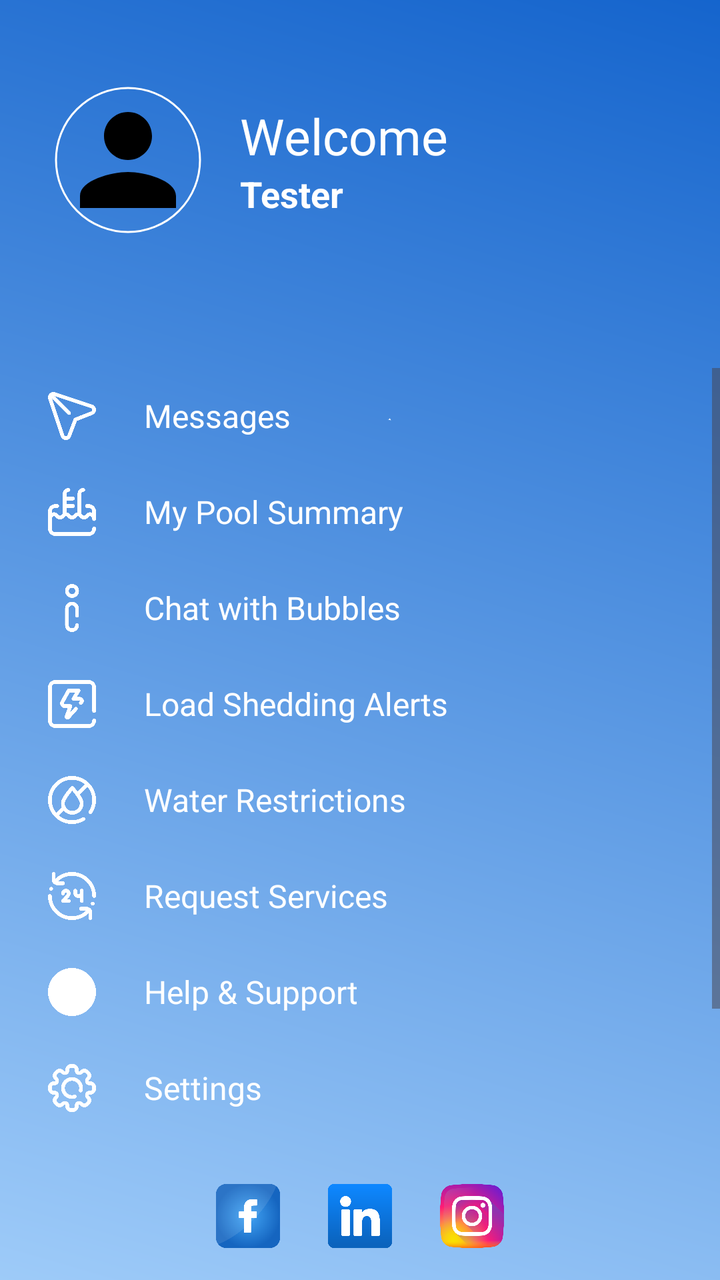
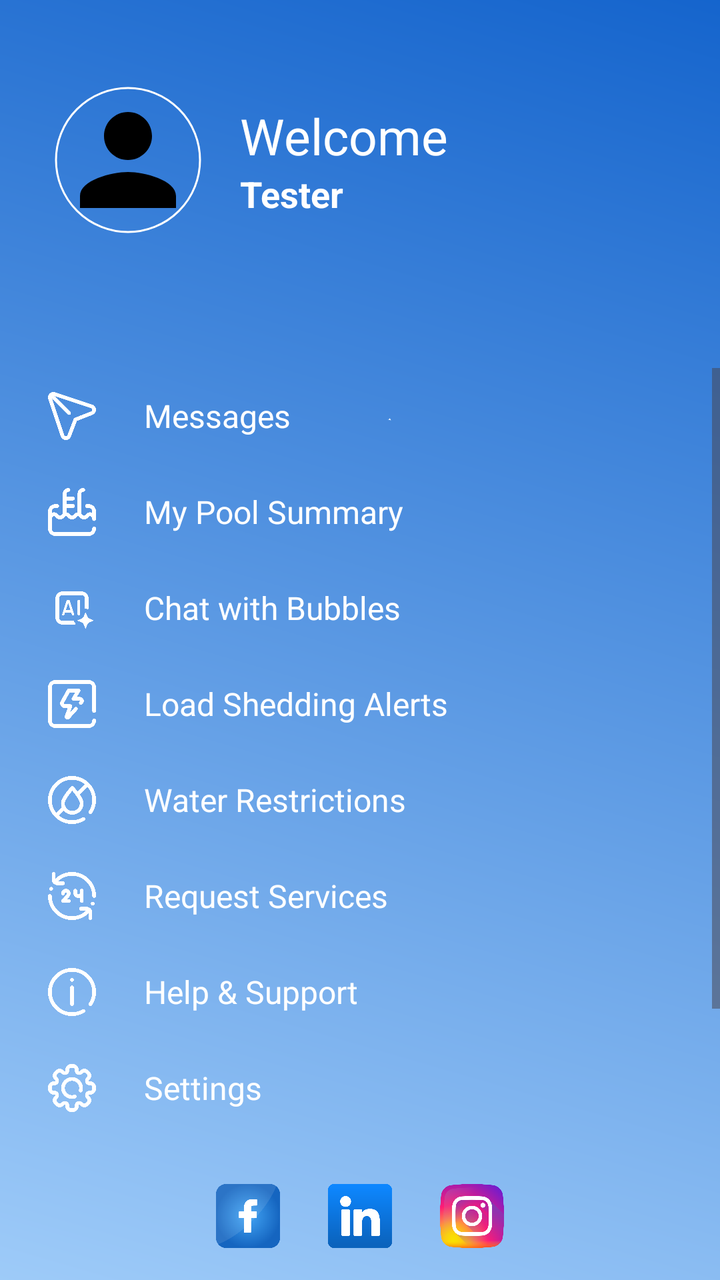

Screens rendered from an Android XML layout before and after an edit, with the pre-edit source and the edit as a unified diff.
<!-- AndroidManifest.xml: application theme Theme.PoolApp -->
<!-- res/layout/po_navigation_drawer.xml -->
<?xml version="1.0" encoding="utf-8"?>
<LinearLayout xmlns:android="http://schemas.android.com/apk/res/android"
    xmlns:app="http://schemas.android.com/apk/res-auto"
    android:id="@+id/navDrawerLayout"
    android:layout_width="300dp"
    android:layout_height="match_parent"
    android:layout_gravity="start"
    android:background="@drawable/pbg"
    android:orientation="vertical"
    android:fitsSystemWindows="true">

    <androidx.constraintlayout.widget.ConstraintLayout
        android:id="@+id/cl_nav_header"
        android:layout_width="match_parent"
        android:layout_height="wrap_content"
        android:paddingBottom="48dp"
        android:background="@android:color/transparent">

        <View
            android:id="@+id/top_spacer"
            android:layout_width="match_parent"
            android:layout_height="24dp"
            app:layout_constraintTop_toTopOf="parent"
            app:layout_constraintStart_toStartOf="parent"/>

        <com.google.android.material.imageview.ShapeableImageView
            android:id="@+id/nav_profile_image"
            android:layout_width="80dp"
            android:layout_height="80dp"
            android:layout_marginTop="16dp"
            android:src="@drawable/ic_profile_placeholder"
            android:contentDescription="User Profile Image"
            android:scaleType="centerCrop"
            android:padding="4dp"
            app:tint="@null"
            app:layout_constraintTop_toBottomOf="@id/top_spacer"
            app:layout_constraintStart_toStartOf="parent"
            android:layout_marginStart="24dp"

            app:shapeAppearanceOverlay="@style/ShapeAppearanceOverlay.App.CornerSize50Percent"
            app:strokeWidth="1dp"
            app:strokeColor="@color/white"
            />

        <TextView
            android:id="@+id/nav_welcome_text"
            android:layout_width="0dp"
            android:layout_height="wrap_content"
            android:text="Welcome"
            android:textColor="@color/white"
            android:textSize="25sp"
            android:layout_marginStart="16dp"
            android:layout_marginEnd="24dp"
            app:layout_constraintBottom_toTopOf="@+id/nav_username"
            app:layout_constraintStart_toEndOf="@id/nav_profile_image"
            app:layout_constraintEnd_toEndOf="parent"
            app:layout_constraintVertical_chainStyle="packed"
            app:layout_constraintTop_toTopOf="@+id/nav_profile_image" />

        <TextView
            android:id="@+id/nav_username"
            android:layout_width="0dp"
            android:layout_height="wrap_content"
            android:text="Tester"
            android:textColor="@color/white"
            android:textSize="18sp"
            android:textStyle="bold"
            app:layout_constraintTop_toBottomOf="@id/nav_welcome_text"
            app:layout_constraintStart_toStartOf="@id/nav_welcome_text"
            app:layout_constraintEnd_toEndOf="@id/nav_welcome_text"
            app:layout_constraintBottom_toBottomOf="@+id/nav_profile_image"/>

    </androidx.constraintlayout.widget.ConstraintLayout>

    <ScrollView
        android:layout_width="match_parent"
        android:layout_height="0dp"
        android:layout_weight="1"
        android:clipToPadding="false"
        android:paddingTop="16dp"
        android:paddingBottom="8dp">

        <LinearLayout
            android:layout_width="match_parent"
            android:layout_height="wrap_content"
            android:orientation="vertical"
            android:paddingBottom="16dp">

            <LinearLayout
                android:id="@+id/btnMessages"
                style="@style/NavDrawerMenuItemStyle"
                android:contentDescription="Messages">

                <ImageView
                    android:id="@+id/ivMessagesIcon"
                    style="@style/NavDrawerMenuItemIconStyle"
                    android:src="@drawable/message"
                    app:tint="@color/white" />

                <TextView
                    android:id="@+id/tvMessagesText"
                    style="@style/NavDrawerMenuItemTextStyle"
                    android:text="Messages"
                    android:textColor="@color/white" /> </LinearLayout>

            <LinearLayout
                android:id="@+id/btnSummary"
                style="@style/NavDrawerMenuItemStyle"
                android:contentDescription="My Pool Summary">

                <ImageView
                    android:id="@+id/ivSummaryIcon"
                    style="@style/NavDrawerMenuItemIconStyle"
                    android:src="@drawable/pool"
                    app:tint="@color/white" />

                <TextView
                    android:id="@+id/tvSummaryText"
                    style="@style/NavDrawerMenuItemTextStyle"
                    android:text="My Pool Summary"
                    android:textColor="@color/white" /> </LinearLayout>

            <LinearLayout
                android:id="@+id/btnBubbles"
                style="@style/NavDrawerMenuItemStyle"
                android:contentDescription="Chat with Bubbles">

                <ImageView
                    android:id="@+id/ivBubblesIcon"
                    style="@style/NavDrawerMenuItemIconStyle"
                    android:src="@drawable/tips"
                    app:tint="@color/white" />

                <TextView
                    android:id="@+id/tvBubblesText"
                    style="@style/NavDrawerMenuItemTextStyle"
                    android:text="Chat with Bubbles"
                    android:textColor="@color/white" /> </LinearLayout>

            <LinearLayout
                android:id="@+id/btnLoadshedding"
                style="@style/NavDrawerMenuItemStyle"
                android:contentDescription="Load Shedding Alerts">

                <ImageView
                    android:id="@+id/ivLoadsheddingIcon"
                    style="@style/NavDrawerMenuItemIconStyle"
                    android:src="@drawable/loadshedding"
                    app:tint="@color/white" />

                <TextView
                    android:id="@+id/tvLoadsheddingText"
                    style="@style/NavDrawerMenuItemTextStyle"
                    android:text="Load Shedding Alerts"
                    android:textColor="@color/white" /> </LinearLayout>


            <LinearLayout
                android:id="@+id/btnRestrictions"
                style="@style/NavDrawerMenuItemStyle"
                android:contentDescription="Water Restrictions">

                <ImageView
                    android:id="@+id/ivRestrictionsIcon"
                    style="@style/NavDrawerMenuItemIconStyle"
                    android:src="@drawable/water_restriction"
                    app:tint="@color/white" />

                <TextView
                    android:id="@+id/tvRestrictionsText"
                    style="@style/NavDrawerMenuItemTextStyle"
                    android:text="Water Restrictions"
                    android:textColor="@color/white" /> </LinearLayout>
            <LinearLayout
                android:id="@+id/btnServiceRequest"
                style="@style/NavDrawerMenuItemStyle"
                android:contentDescription="Request Service">
                <ImageView
                    android:id="@+id/ivServiceRequestIcon"
                    style="@style/NavDrawerMenuItemIconStyle"
                    android:src="@drawable/services"
                    app:tint="@color/white"
                    />

                <TextView
                    android:id="@+id/tvServiceRequestText"
                    style="@style/NavDrawerMenuItemTextStyle"
                    android:text="Request Services"
                    android:textColor="@color/white" /> </LinearLayout>

            <LinearLayout
                android:id="@+id/btnHelp"
                style="@style/NavDrawerMenuItemStyle"
                android:contentDescription="Help &amp; Support">

                <ImageView
                    android:id="@+id/ivHelpIcon"
                    style="@style/NavDrawerMenuItemIconStyle"
                    android:src="@drawable/help"
                    app:tint="@color/white" />

                <TextView
                    android:id="@+id/tvHelpText"
                    style="@style/NavDrawerMenuItemTextStyle"
                    android:text="Help &amp; Support"
                    android:textColor="@color/white" /> </LinearLayout>

            <LinearLayout
                android:id="@+id/btnSettings"
                style="@style/NavDrawerMenuItemStyle"
                android:contentDescription="Settings">

                <ImageView
                    android:id="@+id/ivSettingsIcon"
                    style="@style/NavDrawerMenuItemIconStyle"
                    android:src="@drawable/settings"
                    app:tint="@color/white" />

                <TextView
                    android:id="@+id/tvSettingsText"
                    style="@style/NavDrawerMenuItemTextStyle"
                    android:text="Settings"
                    android:textColor="@color/white" /> </LinearLayout>



            <View android:layout_width="match_parent"
                android:layout_height="1dp"
                android:layout_marginVertical="12dp"
                android:layout_marginHorizontal="16dp"
                android:background="@color/black" /> <LinearLayout
            android:id="@+id/btnRegisterBusiness"
            style="@style/NavDrawerMenuItemStyle"
            android:contentDescription="Register as Business">

            <ImageView
                android:id="@+id/ivBusinessIcon"
                style="@style/NavDrawerMenuItemIconStyle"
                android:src="@drawable/profile"
                app:tint="@color/white" />

            <TextView
                android:id="@+id/tvBusinessText"
                style="@style/NavDrawerMenuItemTextStyle"
                android:text="Logout"
                android:textColor="@color/white" /> </LinearLayout>

        </LinearLayout>
    </ScrollView>

    <LinearLayout
        android:layout_width="match_parent"
        android:layout_height="wrap_content"
        android:background="@android:color/transparent"
        android:gravity="center"
        android:orientation="horizontal"
        android:paddingVertical="16dp">

        <ImageView
            android:layout_width="32dp"
            android:layout_height="32dp"
            android:layout_marginHorizontal="12dp"
            android:contentDescription="Facebook"
            android:src="@drawable/facebook" />

        <ImageView
            android:layout_width="32dp"
            android:layout_height="32dp"
            android:layout_marginHorizontal="12dp"
            android:contentDescription="LinkedIn"
            android:src="@drawable/linkedin" />

        <ImageView
            android:layout_width="32dp"
            android:layout_height="32dp"
            android:layout_marginHorizontal="12dp"
            android:contentDescription="Instagram"
            android:src="@drawable/instagram" />

    </LinearLayout>

</LinearLayout>
<!-- resources referenced by this layout -->
<resources>
  <color name="black">#FF000000</color>
  <color name="white">#FFFFFFFF</color>
  <!-- drawable facebook: png bitmap (drawable, 57960 bytes) -->
  <!-- drawable help: png bitmap (drawable, 29580 bytes) -->
  <!-- drawable ic_profile_placeholder (drawable) -->
  <vector android:height="24dp" android:tint="#000000"
      android:viewportHeight="24" android:viewportWidth="24"
      android:width="24dp" xmlns:android="http://schemas.android.com/apk/res/android">
      <path android:fillColor="@android:color/white" android:pathData="M12,12c2.21,0 4,-1.79 4,-4s-1.79,-4 -4,-4 -4,1.79 -4,4 1.79,4 4,4zM12,14c-2.67,0 -8,1.34 -8,4v2h16v-2c0,-2.66 -5.33,-4 -8,-4z"/>
  </vector>
  <!-- drawable instagram: png bitmap (drawable, 150645 bytes) -->
  <!-- drawable linkedin: png bitmap (drawable, 11096 bytes) -->
  <!-- drawable loadshedding: png bitmap (drawable, 17808 bytes) -->
  <!-- drawable message: png bitmap (drawable, 23967 bytes) -->
  <!-- drawable pbg: png bitmap (drawable, 122204 bytes) -->
  <!-- drawable pool: png bitmap (drawable, 17048 bytes) -->
  <!-- drawable profile: png bitmap (drawable, 22789 bytes) -->
  <!-- drawable services: png bitmap (drawable, 26725 bytes) -->
  <!-- drawable settings: png bitmap (drawable, 33805 bytes) -->
  <!-- drawable tips: png bitmap (drawable, 13449 bytes) -->
  <!-- drawable water_restriction: png bitmap (drawable, 32996 bytes) -->
  <style name="NavDrawerMenuItemIconStyle">
          <item name="android:layout_width">24dp</item>
          <item name="android:layout_height">24dp</item>
          <item name="android:contentDescription">Menu Icon</item>
      </style>
  <style name="NavDrawerMenuItemStyle">
          <item name="android:layout_width">match_parent</item>
          <item name="android:layout_height">wrap_content</item>
          <item name="android:orientation">horizontal</item>
          <item name="android:gravity">center_vertical</item>
          <item name="android:clickable">true</item>
          <item name="android:focusable">true</item>
          <item name="android:background">?attr/selectableItemBackground</item>
          <item name="android:paddingStart">24dp</item>
          <item name="android:paddingEnd">16dp</item>
          <item name="android:paddingVertical">12dp</item>
      </style>
  <style name="NavDrawerMenuItemTextStyle">
          <item name="android:layout_width">0dp</item>
          <item name="android:layout_height">wrap_content</item>
          <item name="android:layout_weight">1</item>
          <item name="android:layout_marginStart">24dp</item>
          <item name="android:textColor">@color/white</item>
          <item name="android:textSize">16sp</item>
      </style>
  <style name="ShapeAppearanceOverlay.App.CornerSize50Percent" parent="">
          <item name="cornerFamily">rounded</item>
          <item name="cornerSize">50%</item>
      </style>
  <style name="Theme.PoolApp" parent="Theme.Material3.DayNight.NoActionBar">
          <item name="colorPrimary">@color/colorPrimary</item>
          <item name="colorPrimaryVariant">@color/colorPrimaryVariant</item>
          <item name="colorOnPrimary">@color/colorOnPrimary</item>
          <item name="colorSecondary">@color/colorSecondary</item>
          <item name="colorOnSecondary">@color/colorOnSecondary</item>
          <item name="colorSurface">@color/colorSurface</item>
          <item name="colorOnSurface">@color/colorOnSurface</item>
          <item name="android:statusBarColor" tools:targetApi="l">?attr/colorPrimaryVariant</item>
      </style>
  <color name="colorPrimary">#096ca7</color>
  <color name="colorPrimaryVariant">#034b75</color>
  <color name="colorOnPrimary">#FFFFFF</color>
  <color name="colorSecondary">#0A57FF</color>
  <color name="colorOnSecondary">#FFFFFF</color>
  <color name="colorSurface">#FFFFFF</color>
  <color name="colorOnSurface">#1C1B1F</color>
</resources>

<!-- the commit's change to res/layout/po_navigation_drawer.xml (unified diff, before → after) -->
@@ -128,7 +128,7 @@
                 <ImageView
                     android:id="@+id/ivBubblesIcon"
                     style="@style/NavDrawerMenuItemIconStyle"
-                    android:src="@drawable/tips"
+                    android:src="@drawable/ai"
                     app:tint="@color/white" />
 
                 <TextView
<!-- resource entries referenced after the edit -->
@@ -2,8 +2,9 @@
 <resources>
   <color name="black">#FF000000</color>
   <color name="white">#FFFFFFFF</color>
+  <!-- drawable ai: png bitmap (drawable, 10604 bytes) -->
   <!-- drawable facebook: png bitmap (drawable, 57960 bytes) -->
-  <!-- drawable help: png bitmap (drawable, 29580 bytes) -->
+  <!-- drawable help: png bitmap (drawable, 21013 bytes) -->
   <!-- drawable ic_profile_placeholder (drawable) -->
   <vector android:height="24dp" android:tint="#000000"
       android:viewportHeight="24" android:viewportWidth="24"
@@ -19,7 +20,6 @@
   <!-- drawable profile: png bitmap (drawable, 22789 bytes) -->
   <!-- drawable services: png bitmap (drawable, 26725 bytes) -->
   <!-- drawable settings: png bitmap (drawable, 33805 bytes) -->
-  <!-- drawable tips: png bitmap (drawable, 13449 bytes) -->
   <!-- drawable water_restriction: png bitmap (drawable, 32996 bytes) -->
   <style name="NavDrawerMenuItemIconStyle">
           <item name="android:layout_width">24dp</item>
